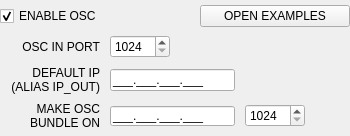
Qt form interfaces/interfaceosc.ui (buzzinglight/IanniX) before a commit.
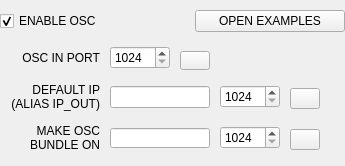
The same form after that commit. Icons and pictures are not drawn.

```diff
--- a/interfaces/interfaceosc.ui
+++ b/interfaces/interfaceosc.ui
@@ -6,8 +6,8 @@
    <rect>
     <x>0</x>
     <y>0</y>
-    <width>350</width>
-    <height>136</height>
+    <width>345</width>
+    <height>166</height>
    </rect>
   </property>
   <property name="windowTitle">
@@ -130,6 +130,38 @@
        </property>
       </widget>
      </item>
+     <item>
+      <widget class="QPushButton" name="bonjourPortIn">
+       <property name="minimumSize">
+        <size>
+         <width>30</width>
+         <height>25</height>
+        </size>
+       </property>
+       <property name="maximumSize">
+        <size>
+         <width>30</width>
+         <height>25</height>
+        </size>
+       </property>
+       <property name="contextMenuPolicy">
+        <enum>Qt::CustomContextMenu</enum>
+       </property>
+       <property name="toolTip">
+        <string>Opens the folder where you can find examples of IanniX interfacing with softwares using OpenSoundControl</string>
+       </property>
+       <property name="styleSheet">
+        <string notr="true">margin-top: 6px;</string>
+       </property>
+       <property name="text">
+        <string/>
+       </property>
+       <property name="icon">
+        <iconset resource="../icons/IanniX.qrc">
+         <normaloff>:/actions/res_icon_bonjour.png</normaloff>:/actions/res_icon_bonjour.png</iconset>
+       </property>
+      </widget>
+     </item>
      <item>
       <spacer name="horizontalSpacer_25">
        <property name="orientation">
@@ -177,27 +209,81 @@
       </widget>
      </item>
      <item>
-      <widget class="QLineEdit" name="aliasPort">
+      <widget class="QLineEdit" name="aliasIp">
        <property name="minimumSize">
         <size>
-         <width>125</width>
+         <width>100</width>
          <height>0</height>
         </size>
        </property>
        <property name="maximumSize">
         <size>
-         <width>125</width>
+         <width>100</width>
          <height>16777215</height>
         </size>
        </property>
        <property name="toolTip">
         <string>Changes the default IP address for all outgoing IP messages</string>
        </property>
-       <property name="inputMask">
-        <string notr="true">000.000.000.000;_</string>
+       <property name="styleSheet">
+        <string notr="true"/>
        </property>
        <property name="text">
-        <string notr="true">...</string>
+        <string notr="true"/>
+       </property>
+       <property name="maxLength">
+        <number>15</number>
+       </property>
+      </widget>
+     </item>
+     <item>
+      <widget class="QSpinBox" name="aliasPort">
+       <property name="maximumSize">
+        <size>
+         <width>60</width>
+         <height>16777215</height>
+        </size>
+       </property>
+       <property name="toolTip">
+        <string>All the messages matching this IP + port will be packed in an OpenSoundControl bundle</string>
+       </property>
+       <property name="minimum">
+        <number>1024</number>
+       </property>
+       <property name="maximum">
+        <number>65535</number>
+       </property>
+      </widget>
+     </item>
+     <item>
+      <widget class="QPushButton" name="bonjour">
+       <property name="minimumSize">
+        <size>
+         <width>30</width>
+         <height>25</height>
+        </size>
+       </property>
+       <property name="maximumSize">
+        <size>
+         <width>30</width>
+         <height>25</height>
+        </size>
+       </property>
+       <property name="contextMenuPolicy">
+        <enum>Qt::CustomContextMenu</enum>
+       </property>
+       <property name="toolTip">
+        <string>Opens the folder where you can find examples of IanniX interfacing with softwares using OpenSoundControl</string>
+       </property>
+       <property name="styleSheet">
+        <string notr="true">margin-top: 4px;</string>
+       </property>
+       <property name="text">
+        <string/>
+       </property>
+       <property name="icon">
+        <iconset resource="../icons/IanniX.qrc">
+         <normaloff>:/actions/res_icon_bonjour.png</normaloff>:/actions/res_icon_bonjour.png</iconset>
        </property>
       </widget>
      </item>
@@ -251,24 +337,27 @@
       <widget class="QLineEdit" name="bundleIp">
        <property name="minimumSize">
         <size>
-         <width>125</width>
+         <width>100</width>
          <height>0</height>
         </size>
        </property>
        <property name="maximumSize">
         <size>
-         <width>125</width>
+         <width>100</width>
          <height>20</height>
         </size>
        </property>
        <property name="toolTip">
         <string>All the messages matching this IP + port will be packed in an OpenSoundControl bundle</string>
        </property>
-       <property name="inputMask">
-        <string notr="true">000.000.000.000;_</string>
+       <property name="styleSheet">
+        <string notr="true"/>
        </property>
        <property name="text">
-        <string notr="true">...</string>
+        <string notr="true"/>
+       </property>
+       <property name="maxLength">
+        <number>15</number>
        </property>
       </widget>
      </item>
@@ -291,6 +380,38 @@
        </property>
       </widget>
      </item>
+     <item>
+      <widget class="QPushButton" name="bonjourBundle">
+       <property name="minimumSize">
+        <size>
+         <width>30</width>
+         <height>25</height>
+        </size>
+       </property>
+       <property name="maximumSize">
+        <size>
+         <width>30</width>
+         <height>25</height>
+        </size>
+       </property>
+       <property name="contextMenuPolicy">
+        <enum>Qt::CustomContextMenu</enum>
+       </property>
+       <property name="toolTip">
+        <string>Opens the folder where you can find examples of IanniX interfacing with softwares using OpenSoundControl</string>
+       </property>
+       <property name="styleSheet">
+        <string notr="true">margin-top: 4px;</string>
+       </property>
+       <property name="text">
+        <string/>
+       </property>
+       <property name="icon">
+        <iconset resource="../icons/IanniX.qrc">
+         <normaloff>:/actions/res_icon_bonjour.png</normaloff>:/actions/res_icon_bonjour.png</iconset>
+       </property>
+      </widget>
+     </item>
      <item>
       <spacer name="horizontalSpacer_29">
        <property name="orientation">
```
Left out of the diff: 6 changed lines with no effect on the pictures.
